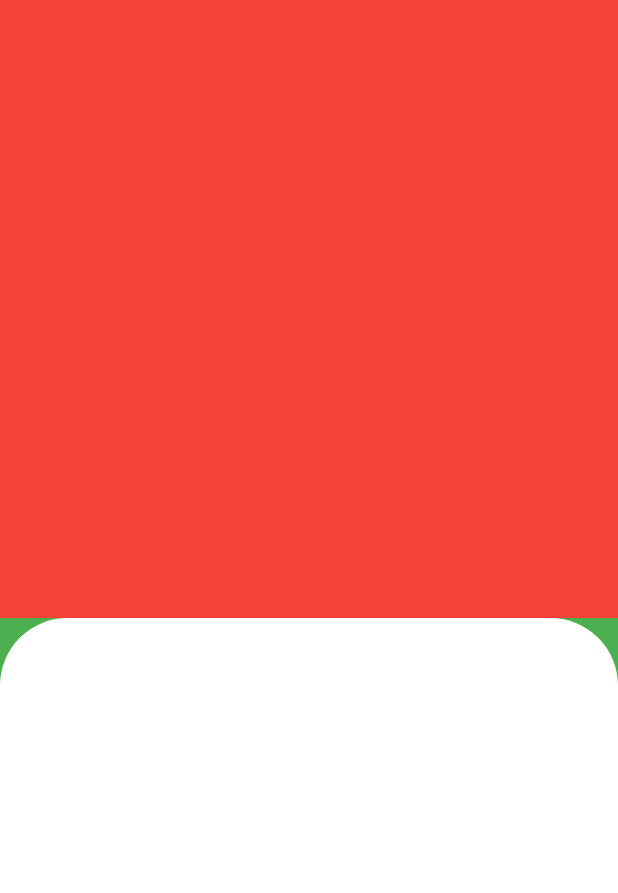
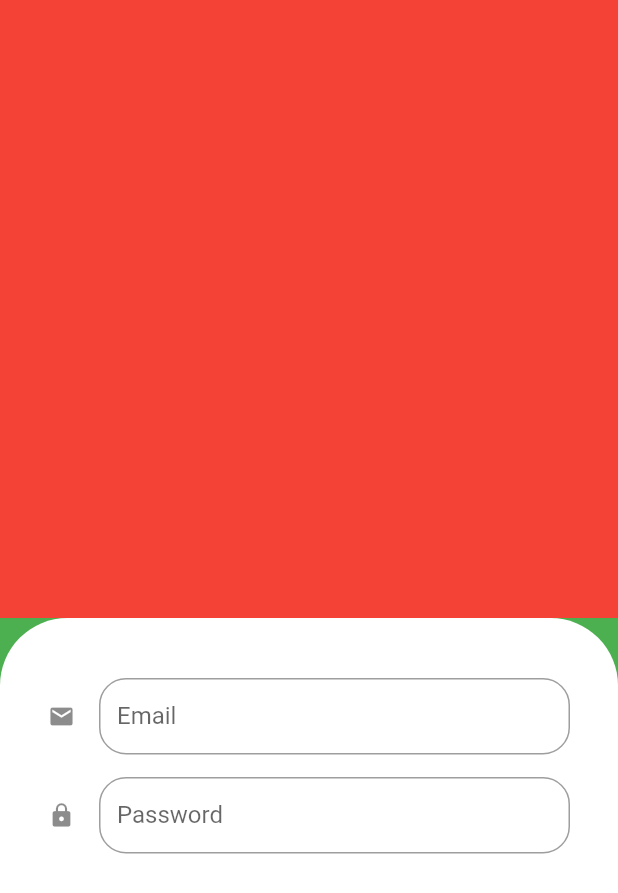
Before and after one commit to JoaoPauloHenriqueSiqueira/quitandaApp, a Flutter app: the screen it shows after launch, on a phone screen of 412 x 824 dp. Shown: the top 893 px of the screen. Run offline on Flutter 3.47's test engine with Material 2 defaults, Android fonts, the phone set to English and light mode, and no system bars.

Commit message:
Creating a new customized widget for input Text

```diff
--- a/lib/main.dart
+++ b/lib/main.dart
@@ -14,7 +14,7 @@ class MyApp extends StatelessWidget {
     return MaterialApp(
       title: 'Flutter Demo',
       theme: ThemeData(
-        primarySwatch: Colors.blue,
+        primarySwatch: Colors.green,
       ),
       home: const SignInScreen(),
       debugShowCheckedModeBanner: false,
--- /dev/null
+++ b/lib/src/auth/components/custom_text_field.dart
@@ -0,0 +1,25 @@
+import 'package:flutter/material.dart';
+
+class CustomTextField extends StatelessWidget {
+  final IconData icon;
+  final String label;
+  final bool isObscure;
+
+  const CustomTextField({Key? key, required this.icon, required this.label,  this.isObscure = false})
+      : super(key: key);
+
+  @override
+  Widget build(BuildContext context) {
+    return Padding(
+        padding: const EdgeInsets.only(bottom: 15),
+        child: TextFormField(
+          obscureText: this.isObscure,
+          decoration: InputDecoration(
+              icon: Icon(this.icon),
+              labelText: this.label,
+              isDense: true,
+              border:
+                  OutlineInputBorder(borderRadius: BorderRadius.circular(18))),
+        ));
+  }
+}
--- a/lib/src/auth/sign_in_screen.dart
+++ b/lib/src/auth/sign_in_screen.dart
@@ -1,4 +1,5 @@
 import 'package:flutter/material.dart';
+import 'package:quitanda/src/auth/components/custom_text_field.dart';
 
 class SignInScreen extends StatelessWidget {
   const SignInScreen({Key? key}) : super(key: key);
@@ -12,9 +13,16 @@ class SignInScreen extends StatelessWidget {
           Expanded(child: Container(color: Colors.red)),
           Expanded(
               child: Container(
+            padding: const EdgeInsets.symmetric(horizontal: 32, vertical: 40),
             decoration: const BoxDecoration(
                 color: Colors.white,
                 borderRadius: BorderRadius.vertical(top: Radius.circular(45))),
+            child: Column(
+              children: [
+                CustomTextField(icon: Icons.mail, label: "Email"),
+                CustomTextField(icon: Icons.lock, label: "Password", isObscure: true)
+              ],
+            ),
           )),
         ],
       ),
```
